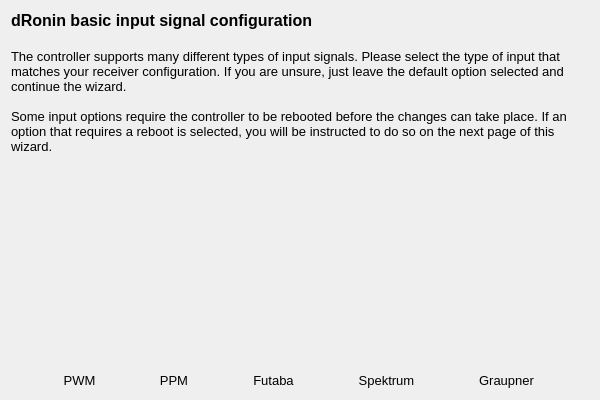
Before: the Qt Designer form ground/gcs/src/plugins/setupwizard/pages/inputpage.ui in d-ronin/dRonin, drawn with Qt 5.
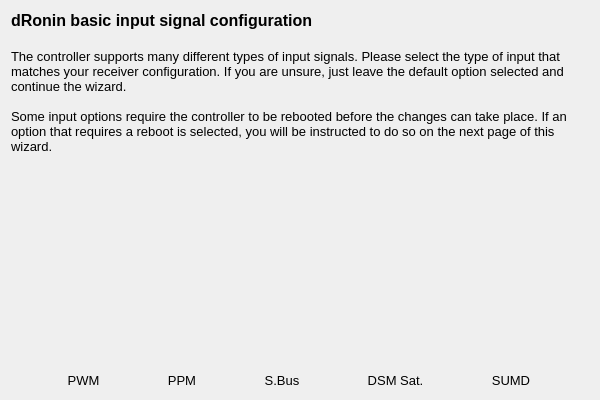
After: the same form once the commit is applied. Icons and pictures are not drawn.

Commit message:
GCS:SetupWizard: Rename receiver types
Makes them a little more general/manufacturer agnostic.

The edit to the form file:
```diff
--- a/ground/gcs/src/plugins/setupwizard/pages/inputpage.ui
+++ b/ground/gcs/src/plugins/setupwizard/pages/inputpage.ui
@@ -152,7 +152,7 @@
         <string notr="true">QToolButton { border: none }</string>
        </property>
        <property name="text">
-        <string>Futaba</string>
+        <string>S.Bus</string>
        </property>
        <property name="icon">
         <iconset resource="../wizardResources.qrc">
@@ -193,7 +193,7 @@
         <string notr="true">QToolButton { border: none }</string>
        </property>
        <property name="text">
-        <string>Spektrum</string>
+        <string>DSM Sat.</string>
        </property>
        <property name="icon">
         <iconset resource="../wizardResources.qrc">
@@ -234,7 +234,7 @@
         <string notr="true">QToolButton { border: none }</string>
        </property>
        <property name="text">
-        <string>Graupner</string>
+        <string>SUMD</string>
        </property>
        <property name="icon">
         <iconset resource="../wizardResources.qrc">
```
Left out of the diff: 2 changed lines with no effect on the pictures.
